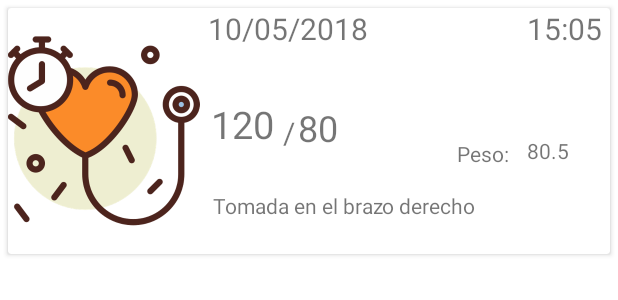
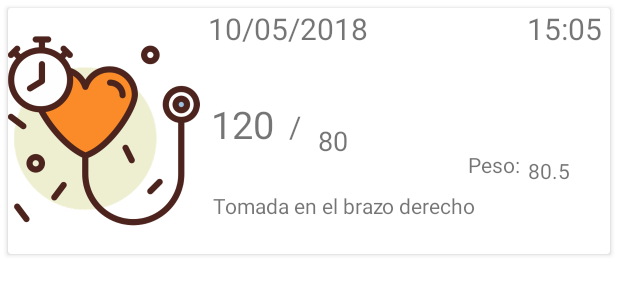
Before and after one commit to jmerino12/Mi-Salud-App, an Android app: the layout datos.xml on its own in the app's theme, with its tools: preview values and no code run, on a phone screen of 412 x 824 dp. Shown: the top 300 px of the screen. Run offline under Robolectric (Android 15) with nearby library versions, the phone set to English and light mode, and no system bars; Roboto replaces fonts that are not available here.

Commit message:
Cambio menores, funciona optimamente

```diff
--- a/app/src/main/java/com/jonathan/proyectopit2/DatosFragment.java
+++ b/app/src/main/java/com/jonathan/proyectopit2/DatosFragment.java
@@ -110,7 +110,7 @@ public class DatosFragment extends Fragment {
             public void onClick(View v) {
                 final Calendar c= Calendar.getInstance();
                 int horas=c.get(Calendar.HOUR_OF_DAY);
-                int minutos=c.get(Calendar.MINUTE);
+                final int minutos=c.get(Calendar.MINUTE);
                 timePickerDialog = new TimePickerDialog(getActivity(), new TimePickerDialog.OnTimeSetListener() {
                     @Override
                     public void onTimeSet(TimePicker view, int hourOfDay, int minute) {
@@ -136,7 +136,7 @@ public class DatosFragment extends Fragment {
 
                 presion.setUdid(UUID.randomUUID().toString());
                 presion.setFecha(fecha);
-                presion.setPresionSitolica(auxSistolica);
+                presion.setPresionSistolica(auxSistolica);
                 presion.setPresionDiastolica(auxDistolica);
                 presion.setHora(horaReg);
                 presion.setAdicionales(adicionales);
--- a/app/src/main/java/com/jonathan/proyectopit2/RegistroFragment.java
+++ b/app/src/main/java/com/jonathan/proyectopit2/RegistroFragment.java
@@ -47,6 +47,7 @@ public class RegistroFragment extends Fragment {
 
     private void getDatos(){
         String id = mAuth.getCurrentUser().getUid();
+        mDatabase = FirebaseDatabase.getInstance().getReference();
         mDatabase.child("Presion").child(id).addValueEventListener(new ValueEventListener() {
             @Override
             public void onDataChange(@NonNull DataSnapshot dataSnapshot) {
@@ -56,7 +57,7 @@ public class RegistroFragment extends Fragment {
                         String peso = ds.child("peso").getValue().toString();
                         String adicionales = ds.child("adicionales").getValue().toString();
                         String presionDiastolica = ds.child("presionDiastolica").getValue().toString();
-                        String presionSiastolica = ds.child("presionSitolica").getValue().toString();
+                        String presionSiastolica = ds.child("presionSistolica").getValue().toString();
                         String fecha = ds.child("fecha").getValue().toString();
                         arrayList.add(new Presion(fecha,hora,presionDiastolica,presionSiastolica,adicionales,peso));
                     }
--- a/app/src/main/java/com/jonathan/proyectopit2/adapters/RegistrosAdapter.java
+++ b/app/src/main/java/com/jonathan/proyectopit2/adapters/RegistrosAdapter.java
@@ -36,7 +36,8 @@ public class RegistrosAdapter extends RecyclerView.Adapter <RegistrosAdapter.Vie
         holder.txtpeso.setText(presion.getPeso());
         holder.txtfecha.setText(presion.getFecha());
         holder.txtdiastolica.setText(presion.getPresionDiastolica());
-        holder.txtSistolica.setText(presion.getPresionSitolica());
+        holder.txtSistolica.setText(presion.getPresionSistolica());
+        holder.txthora.setText(presion.getHora());
 
     }
 
@@ -46,12 +47,13 @@ public class RegistrosAdapter extends RecyclerView.Adapter <RegistrosAdapter.Vie
     }
 
     public class ViewHolder extends RecyclerView.ViewHolder{
-        private TextView textViewMensaje,txtfecha,txtpeso,txtSistolica,txtdiastolica;
+        private TextView textViewMensaje,txtfecha,txtpeso,txtSistolica,txtdiastolica,txthora;
         public View view;
 
         public ViewHolder(View view){
             super(view);
             this.view =view;
+            this.txthora = view.findViewById(R.id.hora);
             this.txtfecha = view.findViewById(R.id.fecha);
             this.txtpeso = view.findViewById(R.id.txtPeso);
             this.txtdiastolica = view.findViewById(R.id.txtDiastolica);
--- a/app/src/main/res/layout/datos.xml
+++ b/app/src/main/res/layout/datos.xml
@@ -70,8 +70,8 @@
                     android:layout_width="wrap_content"
                     android:layout_height="wrap_content"
                     android:layout_alignParentTop="true"
-                    android:layout_marginStart="6dp"
-                    android:layout_marginTop="69dp"
+                    android:layout_marginStart="10dp"
+                    android:layout_marginTop="65dp"
                     android:layout_toEndOf="@+id/txtSistolica"
                     android:fontFamily="@font/fredoka_one"
                     android:text="/"
@@ -79,17 +79,17 @@
 
                 <TextView
                     android:id="@+id/txtDiastolica"
-                    android:layout_width="wrap_content"
-                    android:layout_height="wrap_content"
+                    android:layout_width="76dp"
+                    android:layout_height="39dp"
                     android:layout_alignParentTop="true"
                     android:layout_alignParentEnd="true"
-                    android:layout_marginStart="2dp"
-                    android:layout_marginTop="63dp"
-                    android:layout_marginEnd="157dp"
+                    android:layout_marginStart="11dp"
+                    android:layout_marginTop="76dp"
+                    android:layout_marginEnd="116dp"
                     android:layout_toEndOf="@+id/textView7"
                     android:fontFamily="@font/fredoka_one"
                     android:text="80"
-                    android:textSize="24sp" />
+                    android:textSize="18sp" />
 
                 <TextView
                     android:id="@+id/txtAdicionalesdatos"
@@ -111,9 +111,9 @@
                     android:layout_above="@+id/txtAdicionalesdatos"
                     android:layout_below="@+id/hora"
                     android:layout_alignParentEnd="true"
-                    android:layout_marginTop="58dp"
-                    android:layout_marginEnd="10dp"
-                    android:layout_marginBottom="15dp"
+                    android:layout_marginTop="71dp"
+                    android:layout_marginEnd="9dp"
+                    android:layout_marginBottom="1dp"
                     android:fontFamily="@font/fredoka_one"
                     android:text="80.5" />
 
@@ -122,10 +122,10 @@
                     android:layout_width="wrap_content"
                     android:layout_height="wrap_content"
                     android:layout_alignParentBottom="true"
-                    android:layout_marginEnd="12dp"
+                    android:layout_marginEnd="5dp"
+                    android:layout_marginBottom="50dp"
+                    android:layout_toStartOf="@+id/txtPeso"
                     android:fontFamily="@font/fredoka_one"
-                    android:layout_marginBottom="57dp"
-                    android:layout_toStartOf="@+id/txtPeso"
                     android:text="Peso:" />
             </RelativeLayout>
 
--- a/app/src/main/res/layout/fragment_registro.xml
+++ b/app/src/main/res/layout/fragment_registro.xml
@@ -5,7 +5,8 @@
     xmlns:tools="http://schemas.android.com/tools"
     android:layout_width="match_parent"
     android:layout_height="match_parent"
-    android:orientation="vertical">
+    android:orientation="vertical"
+    android:id="@+id/idtoast">
     <androidx.recyclerview.widget.RecyclerView
     android:id="@+id/my_recycler_view"
     android:scrollbars="vertical"
```
Also changed, not shown: app/src/main/java/com/jonathan/proyectopit2/model/Presion.java (+7 -7 lines).
